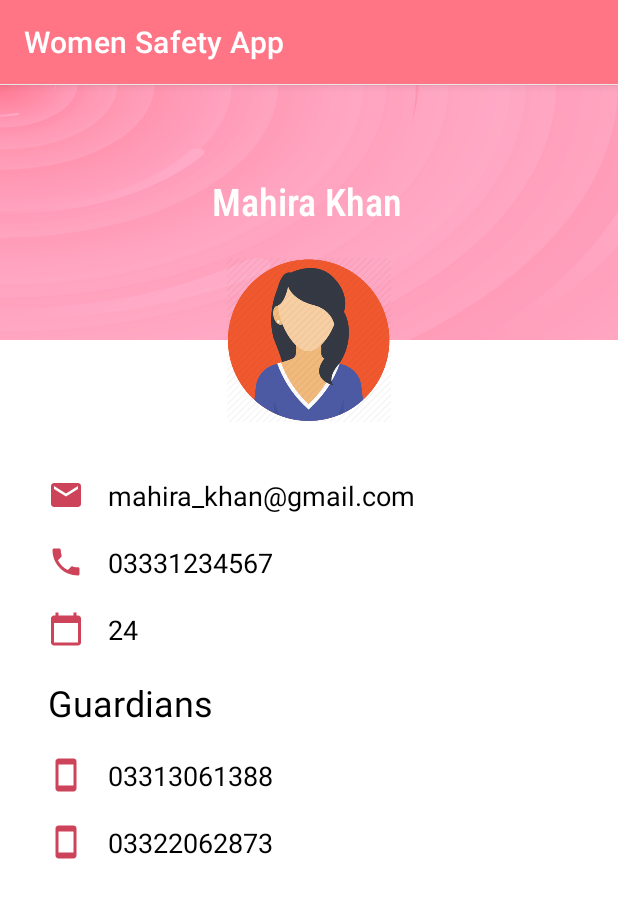
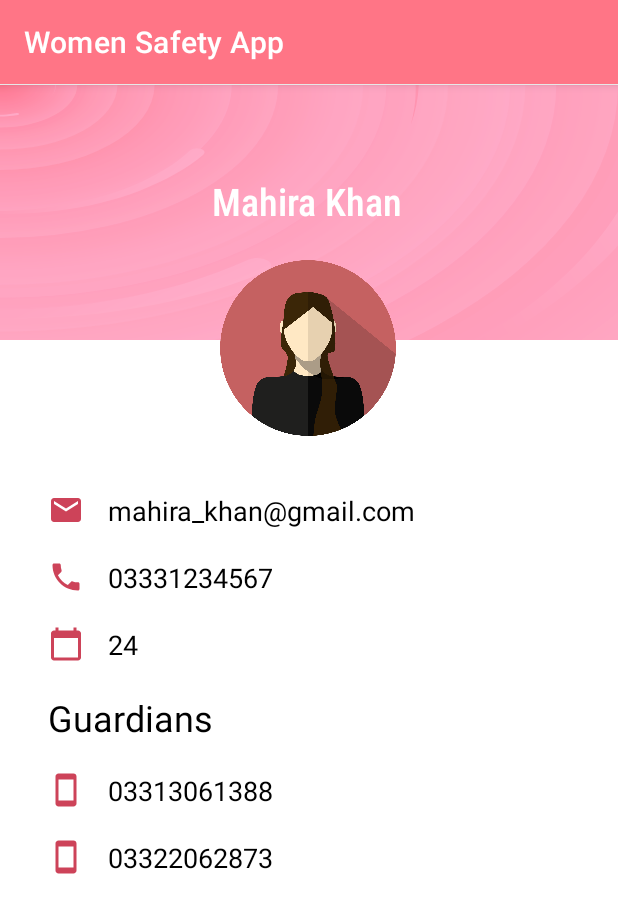
Before and after one commit to tameerhussain388/Women-Safety-App, an Android app: the ProfileActivity screen opened directly, with no data from a screen before it, on a phone screen of 412 x 824 dp. Shown: the top 913 px of the screen. Run offline under Robolectric (Android 15) with nearby library versions, the phone set to English and light mode, and no system bars.

Commit message:
change ui of profile activity

```diff
--- a/app/src/main/res/layout/activity_profile.xml
+++ b/app/src/main/res/layout/activity_profile.xml
@@ -38,10 +38,11 @@
             app:layout_constraintTop_toTopOf="parent" />
 
     </androidx.constraintlayout.widget.ConstraintLayout>
+
     <ImageView
         android:id="@+id/ivUser"
-        android:layout_width="126dp"
-        android:layout_height="109dp"
+        android:layout_width="120dp"
+        android:layout_height="120dp"
         android:layout_marginStart="8dp"
         android:layout_marginTop="116dp"
         android:layout_marginEnd="8dp"
@@ -49,7 +50,7 @@
         app:layout_constraintHorizontal_bias="0.498"
         app:layout_constraintStart_toStartOf="parent"
         app:layout_constraintTop_toTopOf="parent"
-        app:srcCompat="@drawable/girl_avatar" />
+        app:srcCompat="@drawable/avatar" />
 
     <androidx.constraintlayout.widget.ConstraintLayout
         android:id="@+id/constraint"
```
Also changed, not shown: app/src/main/res/drawable/avatar.png (added), app/src/main/res/drawable/girl_avatar.png (deleted).
